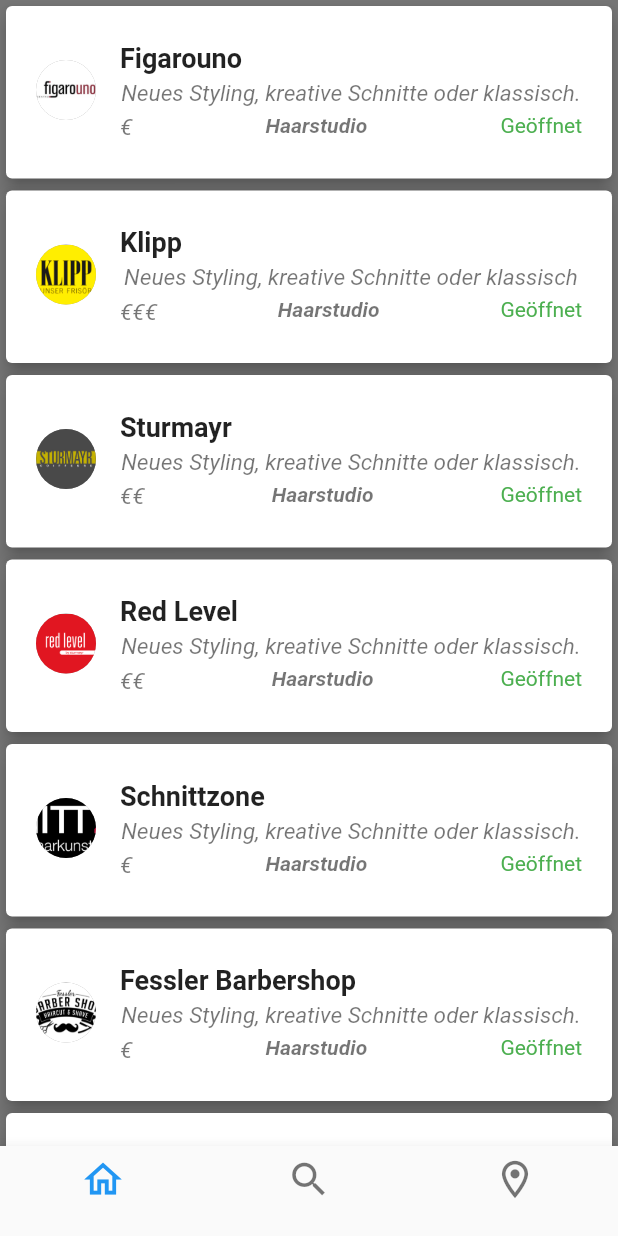
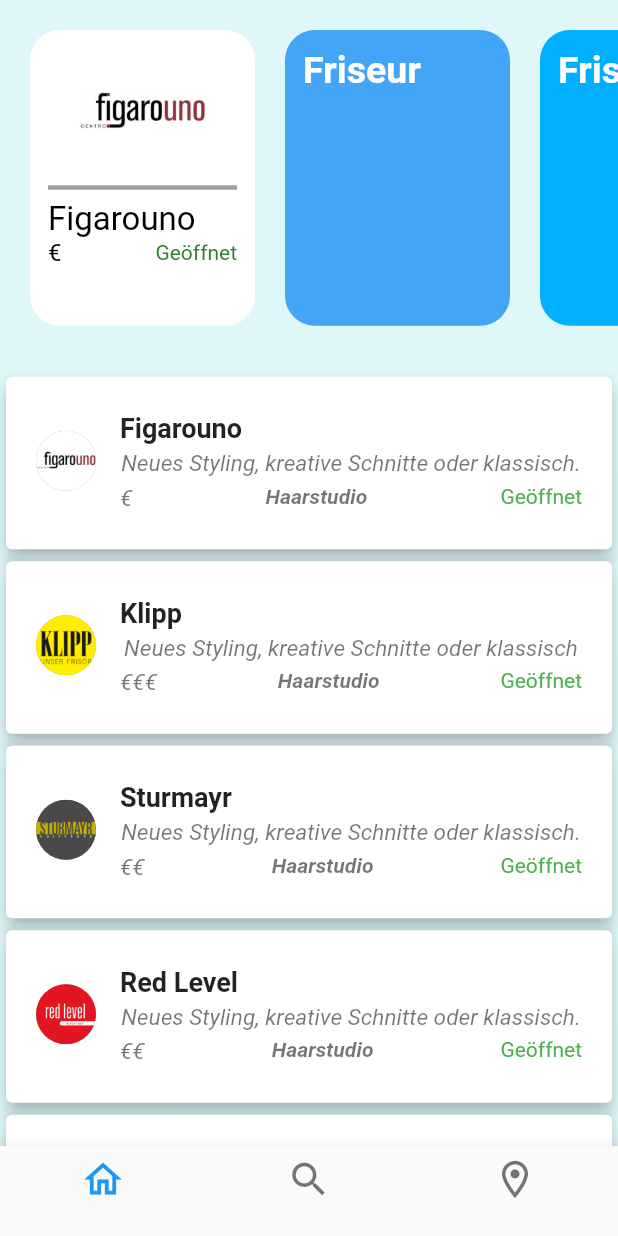
Before and after one commit to LehbrunnerRene/Studr, a Flutter app: the screen it shows after launch, on a phone screen of 412 x 824 dp. Run offline on Flutter 3.47's test engine with Material 2 defaults, Android fonts, the phone set to English and light mode, and no system bars.

Commit message:
seitlich scrollable Friseure

```diff
--- a/lib/screens/hairdresser_overview_screen.dart
+++ b/lib/screens/hairdresser_overview_screen.dart
@@ -1,7 +1,13 @@
 import 'package:flutter/material.dart';
+import 'package:studr/widgets/appBar.dart';
+import 'package:studr/widgets/categoriesScroller.dart';
+import 'package:studr/widgets/topAppBar.dart';
 
 import '../models/hairdresser.dart';
 import 'detail_screen.dart';
+
+import '../widgets/appBar.dart';
+import '../widgets/hairdresserList.dart';
 
 class ProductsOverviewScreen extends StatefulWidget {
   @override
@@ -71,101 +77,31 @@ class _ProductsOverviewScreenState extends State<ProductsOverviewScreen> {
 
   @override
   Widget build(BuildContext context) {
-    return Scaffold(
-      backgroundColor: Colors.grey.shade600,
-      body: ListView.builder(
-        itemCount: loadedItems.length,
-        itemBuilder: (context, index) {
-          return Card(
-            elevation: 5,
-            color: Colors.white,
-            child: ListTile(
-              onTap: () {
-                Navigator.push(
-                    context,
-                    MaterialPageRoute(
-                        builder: (context) =>
-                            DetailScreen(loadedItems[index])));
-              },
-              title: Text(
-                loadedItems[index].title,
-                style: TextStyle(fontWeight: FontWeight.bold, fontSize: 18),
+    return SafeArea(
+      child: Scaffold(
+        backgroundColor: Colors.cyan.shade50,
+        bottomNavigationBar: MyAppBar(),
+        body: Container(
+          child: Column(
+            children: [
+              AnimatedOpacity(
+                duration: const Duration(microseconds: 200),
+                opacity: 1,
+                child: AnimatedContainer(
+                  duration: const Duration(milliseconds: 200),
+                  alignment: Alignment.topCenter,
+                  child: CategoriesScroller(loadedItems),
+                ),
               ),
-              subtitle: Column(
-                children: [
-                  Text(
-                    loadedItems[index].description,
-                    style: TextStyle(
-                      fontStyle: FontStyle.italic,
-                      fontSize: 15,
-                      height: 1.5,
-                    ),
-                  ),
-                  Row(
-                    mainAxisAlignment: MainAxisAlignment.spaceBetween,
-                    children: [
-                      Text(
-                        loadedItems[index].priceSection,
-                        style: TextStyle(
-                            fontStyle: FontStyle.italic,
-                            fontSize: 15,
-                            height: 1.5),
-                      ),
-                      Text(
-                        'Haarstudio',
-                        style: TextStyle(
-                          fontWeight: FontWeight.bold,
-                          fontStyle: FontStyle.italic,
-                        ),
-                      ),
-                      Text(
-                        'Geöffnet',
-                        style: TextStyle(color: Colors.green),
-                      )
-                    ],
-                  ),
-                ],
+              const SizedBox(
+                height: 10,
               ),
-              contentPadding: EdgeInsets.all(20.0),
-              leading: CircleAvatar(
-                backgroundColor: Colors.grey,
-                backgroundImage:
-                    AssetImage('assets/icons/${loadedItems[index].icon}'),
+              Expanded(
+                child: HairdresserList(loadedItems),
               ),
-            ),
-          );
-        },
-      ),
-      bottomNavigationBar: BottomNavigationBar(
-        currentIndex: _currentTab,
-        onTap: (int value) {
-          setState(() {
-            _currentTab = value;
-          });
-        },
-        items: [
-          BottomNavigationBarItem(
-            icon: Icon(
-              Icons.home_outlined,
-              size: 30,
-            ),
-            title: SizedBox.shrink(),
+            ],
           ),
-          BottomNavigationBarItem(
-            icon: Icon(
-              Icons.search_outlined,
-              size: 30,
-            ),
-            title: SizedBox.shrink(),
-          ),
-          BottomNavigationBarItem(
-            icon: Icon(
-              Icons.location_on_outlined,
-              size: 30,
-            ),
-            title: SizedBox.shrink(),
-          ),
-        ],
+        ),
       ),
     );
   }
--- /dev/null
+++ b/lib/widgets/appBar.dart
@@ -0,0 +1,45 @@
+import 'package:flutter/material.dart';
+
+class MyAppBar extends StatefulWidget {
+  @override
+  _MyAppBarState createState() => _MyAppBarState();
+}
+
+class _MyAppBarState extends State<MyAppBar> {
+  int _currentTab = 0;
+
+  @override
+  Widget build(BuildContext context) {
+    return BottomNavigationBar(
+      currentIndex: _currentTab,
+      onTap: (int value) {
+        setState(() {
+          _currentTab = value;
+        });
+      },
+      items: [
+        BottomNavigationBarItem(
+          icon: Icon(
+            Icons.home_outlined,
+            size: 30,
+          ),
+          title: SizedBox.shrink(),
+        ),
+        BottomNavigationBarItem(
+          icon: Icon(
+            Icons.search_outlined,
+            size: 30,
+          ),
+          title: SizedBox.shrink(),
+        ),
+        BottomNavigationBarItem(
+          icon: Icon(
+            Icons.location_on_outlined,
+            size: 30,
+          ),
+          title: SizedBox.shrink(),
+        ),
+      ],
+    );
+  }
+}
--- /dev/null
+++ b/lib/widgets/categoriesScroller.dart
@@ -0,0 +1,139 @@
+import 'package:flutter/material.dart';
+import 'package:studr/models/hairdresser.dart';
+
+class CategoriesScroller extends StatelessWidget {
+  final List<Hairdresser> loadedItems;
+
+  const CategoriesScroller(this.loadedItems);
+
+  @override
+  Widget build(BuildContext context) {
+    final double categoryHeight =
+        MediaQuery.of(context).size.height * 0.30 - 50;
+    return SingleChildScrollView(
+      physics: BouncingScrollPhysics(),
+      scrollDirection: Axis.horizontal,
+      child: Container(
+        margin: const EdgeInsets.symmetric(vertical: 20, horizontal: 20),
+        child: FittedBox(
+          fit: BoxFit.fill,
+          alignment: Alignment.topCenter,
+          child: Row(
+            children: <Widget>[
+              Container(
+                width: 150,
+                margin: EdgeInsets.only(right: 20),
+                height: categoryHeight,
+                decoration: BoxDecoration(
+                    color: Colors.white,
+                    borderRadius: BorderRadius.all(Radius.circular(20.0))),
+                child: Padding(
+                  padding: const EdgeInsets.all(12.0),
+                  child: Column(
+                    crossAxisAlignment: CrossAxisAlignment.center,
+                    children: <Widget>[
+                      Image.asset(
+                        'assets/icons/${loadedItems[0].icon}',
+                        fit: BoxFit.cover,
+                        width: 85,
+                      ),
+                      Divider(
+                        color: Colors.grey,
+                        thickness: 3,
+                      ),
+                      Container(
+                        alignment: Alignment.centerLeft,
+                        child: Text(
+                          loadedItems[0].title,
+                          style: TextStyle(
+                            fontSize: 22,
+                            color: Colors.black,
+                          ),
+                        ),
+                      ),
+                      Row(
+                        mainAxisAlignment: MainAxisAlignment.spaceBetween,
+                        children: [
+                          Text(
+                            loadedItems[0].priceSection,
+                            style: TextStyle(fontSize: 16, color: Colors.black),
+                          ),
+                          Text(
+                            'Geöffnet',
+                            style: TextStyle(color: Colors.green.shade800),
+                          ),
+                        ],
+                      ),
+                    ],
+                  ),
+                ),
+              ),
+              Container(
+                width: 150,
+                margin: EdgeInsets.only(right: 20),
+                height: categoryHeight,
+                decoration: BoxDecoration(
+                    color: Colors.blue.shade400,
+                    borderRadius: BorderRadius.all(Radius.circular(20.0))),
+                child: Container(
+                  child: Padding(
+                    padding: const EdgeInsets.all(12.0),
+                    child: Column(
+                      crossAxisAlignment: CrossAxisAlignment.start,
+                      children: <Widget>[
+                        Text(
+                          "Friseur",
+                          style: TextStyle(
+                              fontSize: 25,
+                              color: Colors.white,
+                              fontWeight: FontWeight.bold),
+                        ),
+                        SizedBox(
+                          height: 10,
+                        ),
+                        Text(
+                          "",
+                          style: TextStyle(fontSize: 16, color: Colors.white),
+                        ),
+                      ],
+                    ),
+                  ),
+                ),
+              ),
+              Container(
+                width: 150,
+                margin: EdgeInsets.only(right: 20),
+                height: categoryHeight,
+                decoration: BoxDecoration(
+                    color: Colors.lightBlueAccent.shade400,
+                    borderRadius: BorderRadius.all(Radius.circular(20.0))),
+                child: Padding(
+                  padding: const EdgeInsets.all(12.0),
+                  child: Column(
+                    crossAxisAlignment: CrossAxisAlignment.start,
+                    children: <Widget>[
+                      Text(
+                        "Friseur",
+                        style: TextStyle(
+                            fontSize: 25,
+                            color: Colors.white,
+                            fontWeight: FontWeight.bold),
+                      ),
+                      SizedBox(
+                        height: 10,
+                      ),
+                      Text(
+                        "",
+                        style: TextStyle(fontSize: 16, color: Colors.white),
+                      ),
+                    ],
+                  ),
+                ),
+              ),
+            ],
+          ),
+        ),
+      ),
+    );
+  }
+}
--- /dev/null
+++ b/lib/widgets/hairdresserList.dart
@@ -0,0 +1,75 @@
+import 'package:flutter/material.dart';
+import '../models/hairdresser.dart';
+import '../screens/detail_screen.dart';
+
+class HairdresserList extends StatelessWidget {
+  final List<Hairdresser> loadedItems;
+
+  HairdresserList(this.loadedItems);
+
+  @override
+  Widget build(BuildContext context) {
+    return ListView.builder(
+      itemCount: loadedItems.length,
+      itemBuilder: (context, index) {
+        return Card(
+          elevation: 5,
+          color: Colors.white,
+          child: ListTile(
+            onTap: () {
+              Navigator.push(
+                  context,
+                  MaterialPageRoute(
+                      builder: (context) => DetailScreen(loadedItems[index])));
+            },
+            title: Text(
+              loadedItems[index].title,
+              style: TextStyle(fontWeight: FontWeight.bold, fontSize: 18),
+            ),
+            subtitle: Column(
+              children: [
+                Text(
+                  loadedItems[index].description,
+                  style: TextStyle(
+                    fontStyle: FontStyle.italic,
+                    fontSize: 15,
+                    height: 1.5,
+                  ),
+                ),
+                Row(
+                  mainAxisAlignment: MainAxisAlignment.spaceBetween,
+                  children: [
+                    Text(
+                      loadedItems[index].priceSection,
+                      style: TextStyle(
+                          fontStyle: FontStyle.italic,
+                          fontSize: 15,
+                          height: 1.5),
+                    ),
+                    Text(
+                      'Haarstudio',
+                      style: TextStyle(
+                        fontWeight: FontWeight.bold,
+                        fontStyle: FontStyle.italic,
+                      ),
+                    ),
+                    Text(
+                      'Geöffnet',
+                      style: TextStyle(color: Colors.green),
+                    )
+                  ],
+                ),
+              ],
+            ),
+            contentPadding: EdgeInsets.all(20.0),
+            leading: CircleAvatar(
+              backgroundColor: Colors.grey,
+              backgroundImage:
+                  AssetImage('assets/icons/${loadedItems[index].icon}'),
+            ),
+          ),
+        );
+      },
+    );
+  }
+}
--- /dev/null
+++ b/lib/widgets/topAppBar.dart
@@ -0,0 +1,8 @@
+import 'package:flutter/material.dart';
+
+class TopAppBar extends StatelessWidget {
+  @override
+  Widget build(BuildContext context) {
+    final Size size = MediaQuery.of(context).size;
+  }
+}
```
